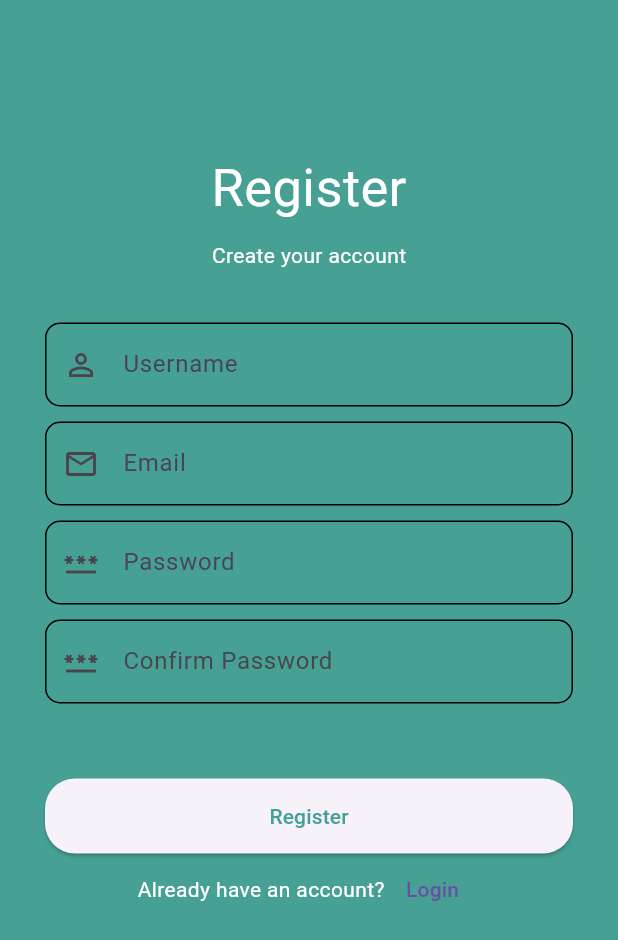
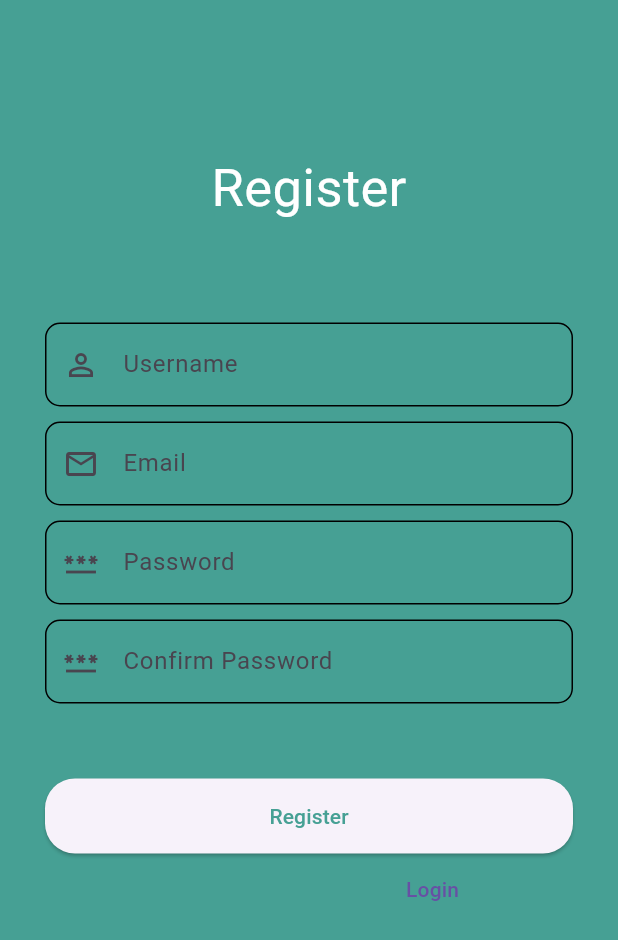
Before and after one commit to Cizal19/product_catalog, a Flutter app: the screen it shows after launch, after a tap on "Login", after a tap on "Signup", on a phone screen of 412 x 824 dp. Shown: the top 940 px of the screen. Run offline on Flutter 3.47's test engine with Material 3 defaults, Android fonts, the phone set to English and light mode, and no system bars; our stand-ins replace carousel_slider, fluttertoast; network calls fail.

Commit message:
made changes

```diff
--- a/lib/Screens/RegisterPage.dart
+++ b/lib/Screens/RegisterPage.dart
@@ -180,7 +180,7 @@ class _RegisterPageState extends State<RegisterPage> {
                       const Text("Already have an account?"),
                       TextButton(
                         onPressed: () =>
-                            Navigator.popAndPushNamed(context, "/login"),
+                            Navigator.popAndPushNamed(context, "/"),
                         child: const Text(
                           "Login",
                         ),
--- a/lib/main.dart
+++ b/lib/main.dart
@@ -10,18 +10,17 @@ void main() {
     debugShowCheckedModeBanner: false,
     routes: {
       '/homepage': (context) => const HomePage(),
-      '/': (context) => const RegisterPage(),
       '/register': (context) => RegisterPage(),
-      '/login': (context) => LoginPage(),
+      '/': (context) => LoginPage(),
       "/details": (context) => const DetailsPage(),
       "/category": (context) => const CategoryPage(),
     },
     theme: ThemeData(
       primaryTextTheme: TextTheme(
           headlineLarge: TextStyle(
-        color: Colors.white,
+        color: Color(0xff46a094),
       )),
-      textTheme: TextTheme(bodyMedium: TextStyle(color: Colors.white)),
+      textTheme: TextTheme(bodyMedium: TextStyle(color: Color(0xff46a094))),
       // textButtonTheme: TextButtonThemeData(style: ButtonStyle())
     ),
   ));
--- a/pubspec.yaml
+++ b/pubspec.yaml
@@ -37,6 +37,7 @@ dependencies:
   cupertino_icons: ^1.0.2
   http: ^1.1.0
   carousel_slider: ^4.2.1
+  fluttertoast: ^8.2.2
 
 dev_dependencies:
 
```
Also changed, not shown: pubspec.lock, 3 other files.
